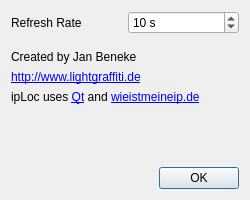
Qt form dlg.ui (terman110/ipLoc) before a commit.
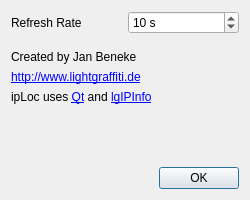
The same form after that commit.

Commit message: Do not use wieistmeineip-de anymore

```diff
--- a/dlg.ui
+++ b/dlg.ui
@@ -95,7 +95,7 @@
       <enum>QFrame::Plain</enum>
      </property>
      <property name="text">
-      <string>&lt;html&gt;&lt;head/&gt;&lt;body&gt;&lt;p&gt;ipLoc uses &lt;a href=&quot;http://qt-project.org/&quot;&gt;&lt;span style=&quot; text-decoration: underline; color:#0000ff;&quot;&gt;Qt&lt;/span&gt;&lt;/a&gt; and &lt;a href=&quot;http://www.wieistmeineip.de&quot;&gt;&lt;span style=&quot; text-decoration: underline; color:#0000ff;&quot;&gt;wieistmeineip.de&lt;/span&gt;&lt;/a&gt;&lt;/p&gt;&lt;/body&gt;&lt;/html&gt;</string>
+      <string>&lt;html&gt;&lt;head/&gt;&lt;body&gt;&lt;p&gt;ipLoc uses &lt;a href=&quot;http://qt-project.org/&quot;&gt;&lt;span style=&quot; text-decoration: underline; color:#0000ff;&quot;&gt;Qt&lt;/span&gt;&lt;/a&gt; and &lt;a href=&quot;http://www.lightgraffiti.de/ip.php&quot;&gt;&lt;span style=&quot; text-decoration: underline; color:#0000ff;&quot;&gt;lgIPInfo&lt;/span&gt;&lt;/a&gt;&lt;/p&gt;&lt;/body&gt;&lt;/html&gt;</string>
      </property>
     </widget>
    </item>
```
The commit also changes 269 other files.
